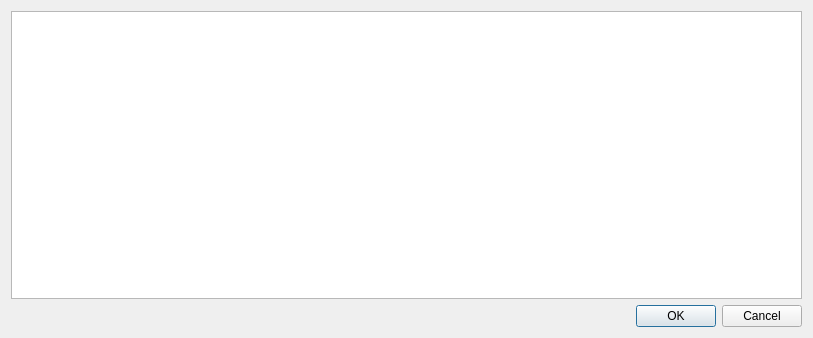
Qt form forms/dlgotu.ui (eugene-pa/armdncqt) before a commit.
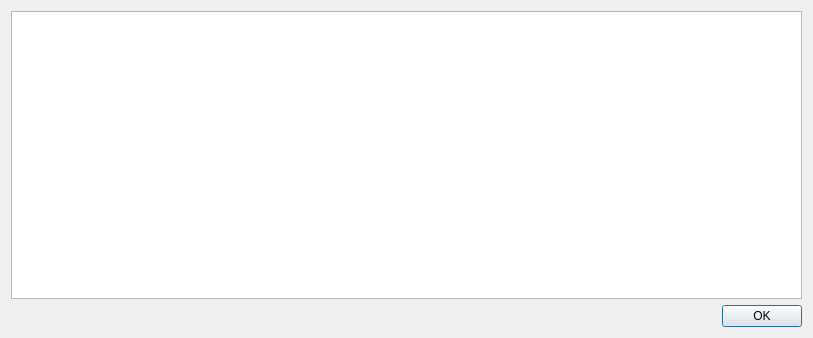
The same form after that commit.

Diff of the .ui file:
```diff
--- a/forms/dlgotu.ui
+++ b/forms/dlgotu.ui
@@ -23,7 +23,7 @@
       <enum>Qt::Horizontal</enum>
      </property>
      <property name="standardButtons">
-      <set>QDialogButtonBox::Cancel|QDialogButtonBox::Ok</set>
+      <set>QDialogButtonBox::Ok</set>
      </property>
     </widget>
    </item>
```
